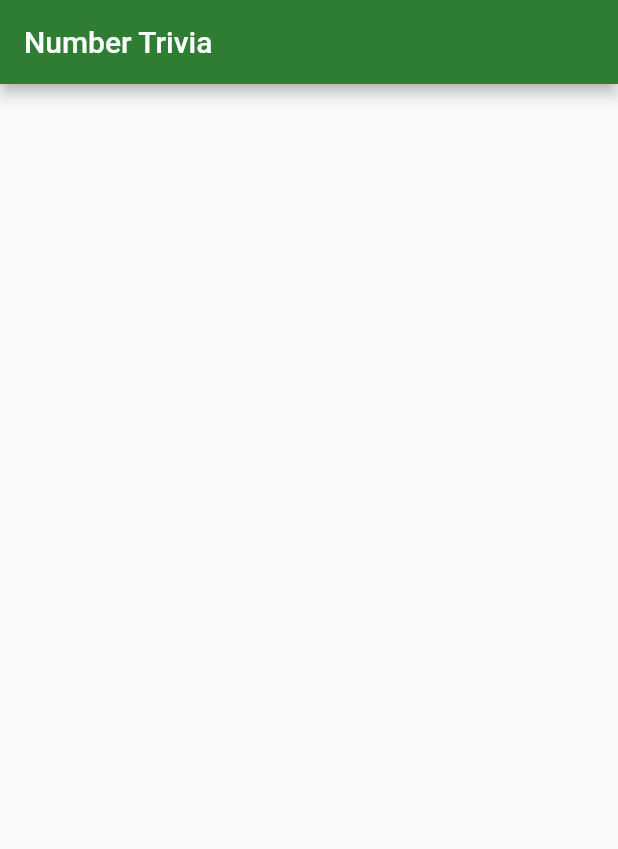
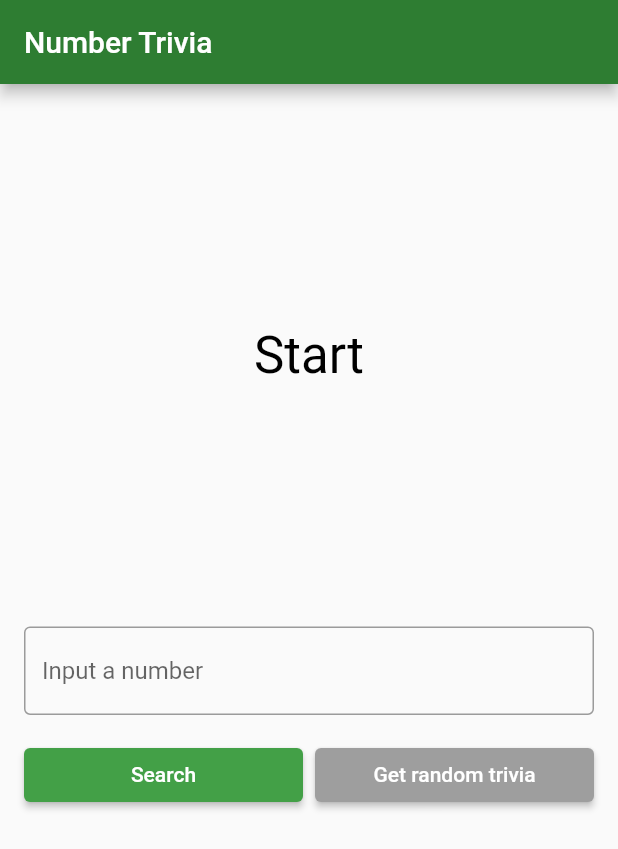
Before and after one commit to ima0112/clean_arquitecture, a Flutter app: the screen it shows after launch, on a phone screen of 412 x 824 dp. Shown: the top 849 px of the screen. Run offline on Flutter 3.47's test engine with Material 2 defaults, Android fonts, the phone set to English and light mode, and no system bars; our stand-ins replace bloc, dartz, equatable, flutter_bloc, get_it, internet_connection_checker and 1 more.

Commit message:
- Project Finished

```diff
--- a/lib/features/number_trivia/domain/entities/number_trivia.dart
+++ b/lib/features/number_trivia/domain/entities/number_trivia.dart
@@ -1,3 +1,5 @@
+import 'dart:io';
+
 import 'package:equatable/equatable.dart';
 
 class NumberTrivia extends Equatable {
@@ -8,4 +10,7 @@ class NumberTrivia extends Equatable {
 
   @override
   List<Object?> get props => [text, number];
+
+  String fixture(String name) =>
+      File('features/number_trivia/domain/entities/$name').readAsStringSync();
 }
--- a/lib/features/number_trivia/presentation/pages/number_trivia_page.dart
+++ b/lib/features/number_trivia/presentation/pages/number_trivia_page.dart
@@ -3,6 +3,7 @@ import 'package:flutter_bloc/flutter_bloc.dart';
 
 import '../../../../injection_container.dart';
 import '../bloc/number_trivia_bloc.dart';
+import '../widgets/widgets.dart';
 
 class NumberTriviaPage extends StatelessWidget {
   const NumberTriviaPage({Key? key}) : super(key: key);
@@ -13,10 +14,128 @@ class NumberTriviaPage extends StatelessWidget {
       appBar: AppBar(
         title: Text('Number Trivia'),
       ),
-      body: BlocProvider(
-        create: (context) => sl<NumberTriviaBloc>(),
-        child: Container(),
+      body: SingleChildScrollView(child: buildBody(context)),
+    );
+  }
+
+  BlocProvider<NumberTriviaBloc> buildBody(BuildContext context) {
+    return BlocProvider(
+      create: (context) => sl<NumberTriviaBloc>(),
+      child: Padding(
+        padding: const EdgeInsets.all(16.0),
+        child: Column(
+          mainAxisSize: MainAxisSize.max,
+          children: [
+            topHalf(context),
+            SizedBox(
+              height: 16.0,
+            ),
+            TriviaControls()
+          ],
+        ),
+      ),
+    );
+  }
+
+  Widget topHalf(BuildContext context) {
+    final size = MediaQuery.of(context).size;
+
+    return SizedBox(
+      height: size.height * 0.4,
+      child: BlocBuilder<NumberTriviaBloc, NumberTriviaState>(
+        builder: (context, state) {
+          if (state is Empty) {
+            return MessageDisplay(
+              message: 'Start',
+            );
+          } else if (state is Loading) {
+            return LoadingWidget();
+          } else if (state is Loaded) {
+            return TriviaDisplay(numberTrivia: state.trivia);
+          } else if (state is Error) {
+            return MessageDisplay(message: state.message);
+          }
+          return Placeholder();
+        },
       ),
     );
   }
 }
+
+class TriviaControls extends StatefulWidget {
+  const TriviaControls({
+    Key? key,
+  }) : super(key: key);
+
+  @override
+  _TriviaControlsState createState() => _TriviaControlsState();
+}
+
+class _TriviaControlsState extends State<TriviaControls> {
+  final controller = TextEditingController();
+  late String inputStr;
+
+  @override
+  Widget build(BuildContext context) {
+    final size = MediaQuery.of(context).size;
+
+    return SizedBox(
+      height: size.height * 0.2,
+      child: Column(
+        children: [
+          TextField(
+            controller: controller,
+            keyboardType: TextInputType.number,
+            decoration: InputDecoration(
+                border: OutlineInputBorder(), hintText: 'Input a number'),
+            onChanged: (value) {
+              inputStr = value;
+            },
+            onSubmitted: (_) {
+              dispatchConcrete();
+            },
+          ),
+          SizedBox(
+            height: 16,
+          ),
+          Row(
+            children: [
+              Expanded(
+                key: Key('search'),
+                child: ElevatedButton(
+                  onPressed: dispatchConcrete,
+                  style: ButtonStyle(
+                      backgroundColor: MaterialStateProperty.all<Color>(
+                          Theme.of(context).accentColor)),
+                  child: Text('Search'),
+                ),
+              ),
+              SizedBox(
+                width: 8.0,
+              ),
+              Expanded(
+                  key: Key('random'),
+                  child: ElevatedButton(
+                      onPressed: dispatchRandom,
+                      style: ButtonStyle(
+                          backgroundColor:
+                              MaterialStateProperty.all<Color>(Colors.grey)),
+                      child: Text('Get random trivia'))),
+            ],
+          )
+        ],
+      ),
+    );
+  }
+
+  void dispatchConcrete() {
+    controller.clear();
+    BlocProvider.of<NumberTriviaBloc>(context)
+        .add(GetTriviaForConcreteNumber(inputStr));
+  }
+
+  void dispatchRandom() {
+    controller.clear();
+    BlocProvider.of<NumberTriviaBloc>(context).add(GetTriviaForRandomNumber());
+  }
+}
--- /dev/null
+++ b/lib/features/number_trivia/presentation/widgets/message_display.dart
@@ -0,0 +1,26 @@
+import 'package:flutter/material.dart';
+
+class MessageDisplay extends StatelessWidget {
+  final String message;
+
+  const MessageDisplay({
+    required this.message,
+    Key? key,
+  }) : super(key: key);
+
+  @override
+  Widget build(BuildContext context) {
+    return Center(
+      child: SingleChildScrollView(
+        child: Text(
+          message,
+          style: Theme.of(context)
+              .textTheme
+              .headline4!
+              .copyWith(color: Colors.black),
+          textAlign: TextAlign.center,
+        ),
+      ),
+    );
+  }
+}
--- /dev/null
+++ b/lib/features/number_trivia/presentation/widgets/widgets.dart
@@ -0,0 +1,3 @@
+export 'loading_widget.dart';
+export 'message_display.dart';
+export 'trivia_display.dart';
--- a/lib/injection_container.dart
+++ b/lib/injection_container.dart
@@ -29,6 +29,7 @@ Future<void> init() async {
   sl.registerLazySingleton<NumberTriviaRepository>(() =>
       NumberTriviaRepositoryImpl(
           remoteDataSource: sl(), localDataSource: sl(), networkInfo: sl()));
+
   // Data sources
   sl.registerLazySingleton<NumberTriviaRemoteDataSource>(
       () => NumberTriviaRemoteDataSourceImpl(client: sl()));
--- a/lib/main.dart
+++ b/lib/main.dart
@@ -6,7 +6,7 @@ import 'injection_container.dart' as di;
 void main() async {
   WidgetsFlutterBinding.ensureInitialized();
 
-  di.init();
+  await di.init();
   runApp(MyApp());
 }
 
--- a/pubspec.yaml
+++ b/pubspec.yaml
@@ -47,6 +47,9 @@ dependencies:
 dev_dependencies:
   flutter_test:
     sdk: flutter
+  #flutter drive --driver=test_driver/integration_driver.dart --target=integration_test/app_test.dart
+  integration_test:
+    sdk: flutter
   mockito: ^5.0.10
   # generate the mocks running the following command:
   # flutter pub run build_runner build
--- /dev/null
+++ b/test_driver/integration_driver.dart
@@ -0,0 +1,4 @@
+import 'package:integration_test/integration_test_driver.dart';
+
+
+Future<void> main() => integrationDriver();
```
Also changed, not shown: lib/features/number_trivia/presentation/bloc/number_trivia_bloc.dart (+29 -1 lines), lib/features/number_trivia/presentation/widgets/loading_widget.dart (added, +12 -0 lines), lib/features/number_trivia/presentation/widgets/trivia_display.dart (added, +50 -0 lines), pubspec.lock, 7 other files.
